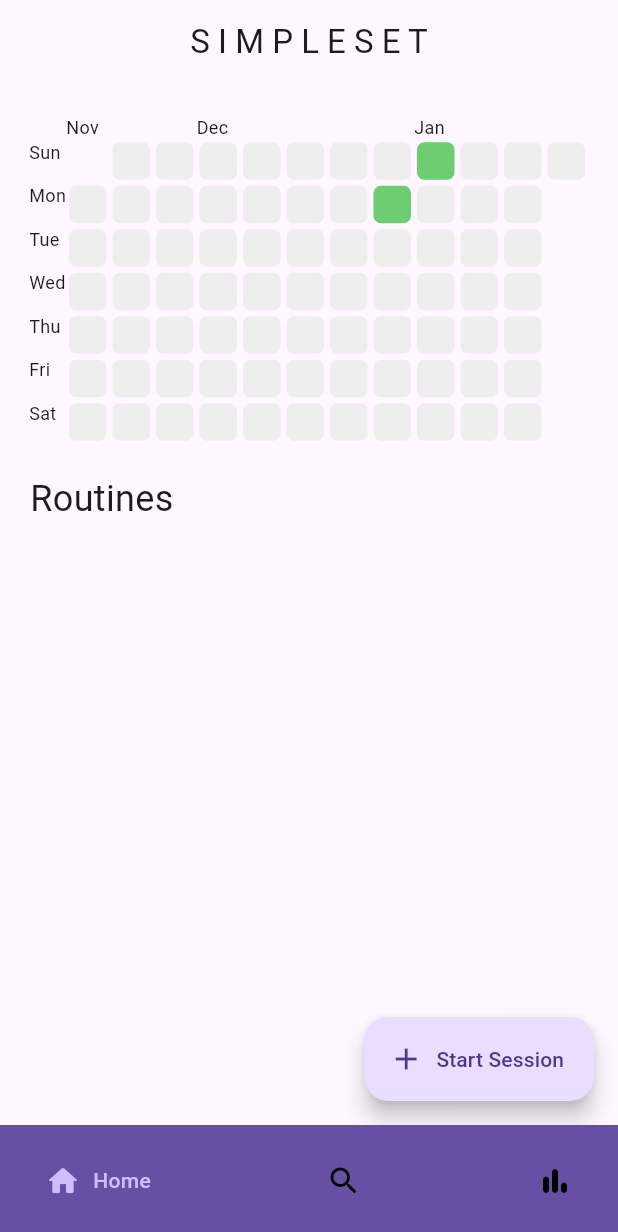
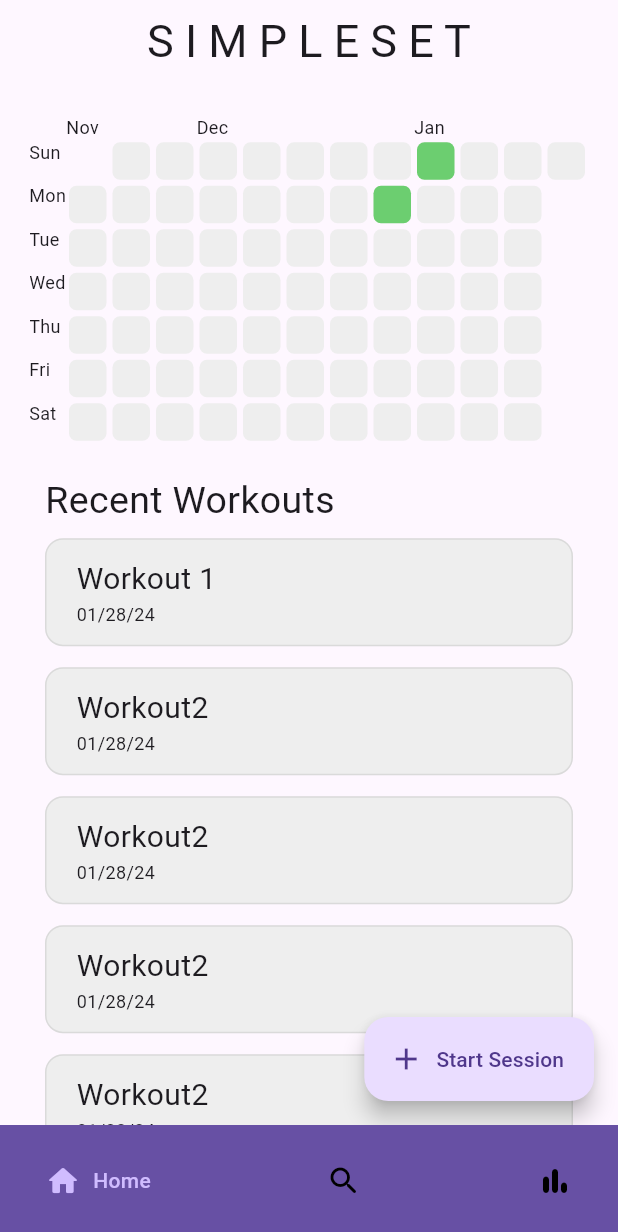
Before and after one commit to brandonxu360/simpleset_app_v2, a Flutter app: the screen it shows after launch, on a phone screen of 412 x 824 dp. Shown: the top 1232 px of the screen. Run offline on Flutter 3.47's test engine with Material 3 defaults, Android fonts, the phone set to English and light mode, and no system bars; drawn by our look-alikes of flutter_heatmap_calendar, google_nav_bar; our stand-ins replace isar; accounts and stored records are empty; generated files the repository leaves out were written again.

Commit message:
Create WorkoutTile and RecentWorkoutsList with hardcoded inputs

```diff
--- a/lib/components/my_heatmap.dart
+++ b/lib/components/my_heatmap.dart
@@ -6,6 +6,7 @@
   PARAM :: datasets - give the DateTimes where where at least one workout was recorded in the last 60 days
 */
 class MyHeatMap extends StatelessWidget {
+  // Days where a workout was recorded
   final Iterable<DateTime> dateTimes;
 
   const MyHeatMap({super.key, required this.dateTimes});
--- /dev/null
+++ b/lib/components/recent_workouts_list.dart
@@ -0,0 +1,37 @@
+import 'package:flutter/material.dart';
+import 'package:simpleset_app_v2/components/workout_tile.dart';
+import 'package:simpleset_app_v2/models/workout.dart';
+import 'package:simpleset_app_v2/utils/helper.dart';
+
+class RecentWorkoutsList extends StatelessWidget {
+  final workoutList = [
+    Workout(name: 'Workout 1', dateTime: DateTime.now()),
+    Workout(
+        name: 'Workout2',
+        dateTime: DateTime.now().add(const Duration(minutes: 5))),
+    Workout(
+        name: 'Workout2',
+        dateTime: DateTime.now().add(const Duration(minutes: 5))),
+    Workout(
+        name: 'Workout2',
+        dateTime: DateTime.now().add(const Duration(minutes: 5))),
+    Workout(
+        name: 'Workout2',
+        dateTime: DateTime.now().add(const Duration(minutes: 5)))
+  ];
+
+  RecentWorkoutsList({super.key});
+
+  @override
+  Widget build(BuildContext context) {
+    return ListView.builder(
+        // These shrinkwrap and physics modifiers are nessessary because this ListView is wrapped inside another ListView
+        shrinkWrap: true,
+        physics: const NeverScrollableScrollPhysics(),
+        itemCount: workoutList.length,
+        itemBuilder: (context, index) => WorkoutTile(
+              workoutName: workoutList[index].name,
+              date: dateTimeToString(workoutList[index].dateTime),
+            ));
+  }
+}
--- /dev/null
+++ b/lib/components/workout_tile.dart
@@ -0,0 +1,46 @@
+import 'package:flutter/material.dart';
+
+/*
+  Individual tiles representing a workout session (expected to be displayed in a list)
+*/
+class WorkoutTile extends StatelessWidget {
+  final String workoutName;
+  final String date;
+
+  const WorkoutTile({super.key, required this.workoutName, required this.date});
+
+  @override
+  Widget build(BuildContext context) {
+    return Padding(
+      padding: const EdgeInsets.symmetric(vertical: 7, horizontal: 10),
+      child: Material(
+        borderRadius: BorderRadius.circular(12),
+        color: Colors.grey[200],
+        child: InkWell(
+          customBorder:
+              RoundedRectangleBorder(borderRadius: BorderRadius.circular(12)),
+          onTap: () {},
+          child: Container(
+            //margin: const EdgeInsets.symmetric(horizontal: 10, vertical: 8),
+            decoration: BoxDecoration(
+              borderRadius: BorderRadius.circular(12),
+              border: Border.all(color: Theme.of(context).highlightColor),
+            ),
+            padding: const EdgeInsets.symmetric(horizontal: 20, vertical: 12),
+            child:
+                Column(crossAxisAlignment: CrossAxisAlignment.start, children: [
+              Text(
+                workoutName,
+                style: const TextStyle(fontSize: 20),
+              ),
+              Text(
+                date,
+                style: const TextStyle(fontSize: 12),
+              )
+            ]),
+          ),
+        ),
+      ),
+    );
+  }
+}
--- a/lib/screens/app_wrapper.dart
+++ b/lib/screens/app_wrapper.dart
@@ -27,18 +27,23 @@
   ];
 
   // Custom app bars for top (using simple text widgets for now)
-  final appBars = const [
-    Text('S I M P L E S E T'),
-    Text('S E A R C H'),
-    Text('A N A L Y T I C S')
-  ];
+  List<Widget> getAppBars() {
+    return const [
+      Text('S I M P L E S E T',
+          style: TextStyle(fontSize: 30, fontWeight: FontWeight.w400)),
+      Text('S E A R C H',
+          style: TextStyle(fontSize: 30, fontWeight: FontWeight.w400)),
+      Text('A N A L Y T I C S',
+          style: TextStyle(fontSize: 30, fontWeight: FontWeight.w400)),
+    ];
+  }
 
   @override
   Widget build(BuildContext context) {
     return Scaffold(
       appBar: AppBar(
         centerTitle: true,
-        title: appBars[screenIndex],
+        title: getAppBars()[screenIndex],
         backgroundColor: Colors.transparent,
       ),
 
--- a/lib/screens/home_screen.dart
+++ b/lib/screens/home_screen.dart
@@ -1,5 +1,6 @@
 import 'package:flutter/material.dart';
 import 'package:simpleset_app_v2/components/my_heatmap.dart';
+import 'package:simpleset_app_v2/components/recent_workouts_list.dart';
 import 'package:simpleset_app_v2/screens/new_workout_screen.dart';
 
 /*
@@ -16,10 +17,14 @@
           children: [
             MyHeatMap(dateTimes: {DateTime(2024, 1, 1), DateTime(2024, 1, 7)}),
             const SizedBox(height: 20),
-            const Text(
-              'Routines',
-              style: TextStyle(fontSize: 24, fontWeight: FontWeight.w400),
-            )
+            const Padding(
+              padding: EdgeInsets.only(left: 10),
+              child: Text(
+                'Recent Workouts',
+                style: TextStyle(fontSize: 25, fontWeight: FontWeight.w400),
+              ),
+            ),
+            RecentWorkoutsList()
           ]),
 
       // Navigate to new workout screen - landing page for starting new workouts
--- /dev/null
+++ b/lib/utils/helper.dart
@@ -0,0 +1,9 @@
+// DATE TIME CONVERSION FUNCTIONS
+String dateTimeToString(DateTime dateTime) {
+  String month = dateTime.month.toString().padLeft(2, '0');
+  String day = dateTime.day.toString().padLeft(2, '0');
+  String year = (dateTime.year % 100)
+      .toString()
+      .padLeft(2, '0'); // Extract last two digits
+  return '$month/$day/$year';
+}
```
